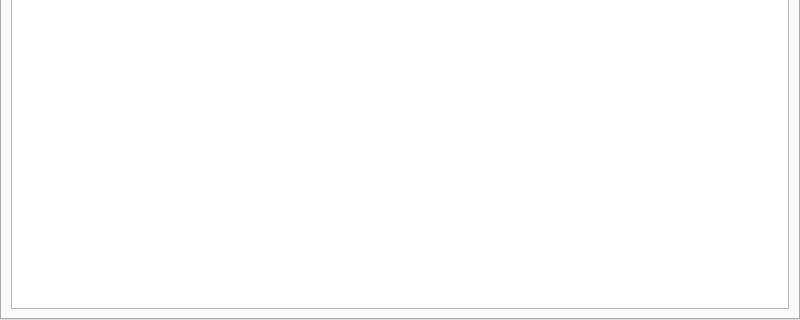
o-jill/kouets, file src/mainwindow.ui: the form before one commit; both pictures show x 0 to 800 and y 280 to 600 of the 800 by 600 pixel window.
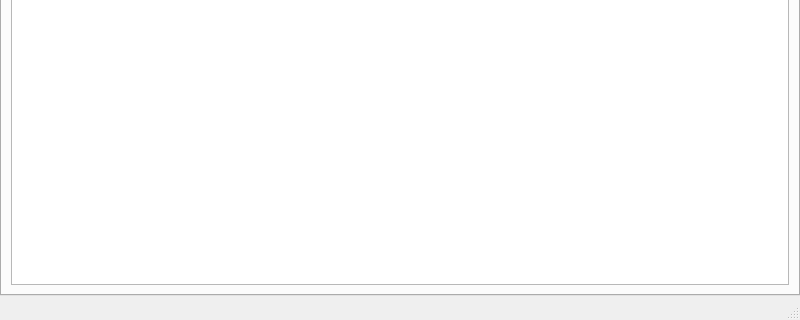
The form after the commit. Icons and pictures are not drawn.

Commit message: add statusbar. add progressbar on status bar. progressbar shows which file in the list is processed.

```diff
--- a/src/mainwindow.ui
+++ b/src/mainwindow.ui
@@ -190,6 +190,7 @@
    <addaction name="actionRun"/>
    <addaction name="actionPause"/>
   </widget>
+  <widget class="QStatusBar" name="statusBar"/>
   <action name="actionOpen">
    <property name="icon">
     <iconset resource="kouets.qrc">
```
The commit also changes 2 other files.
